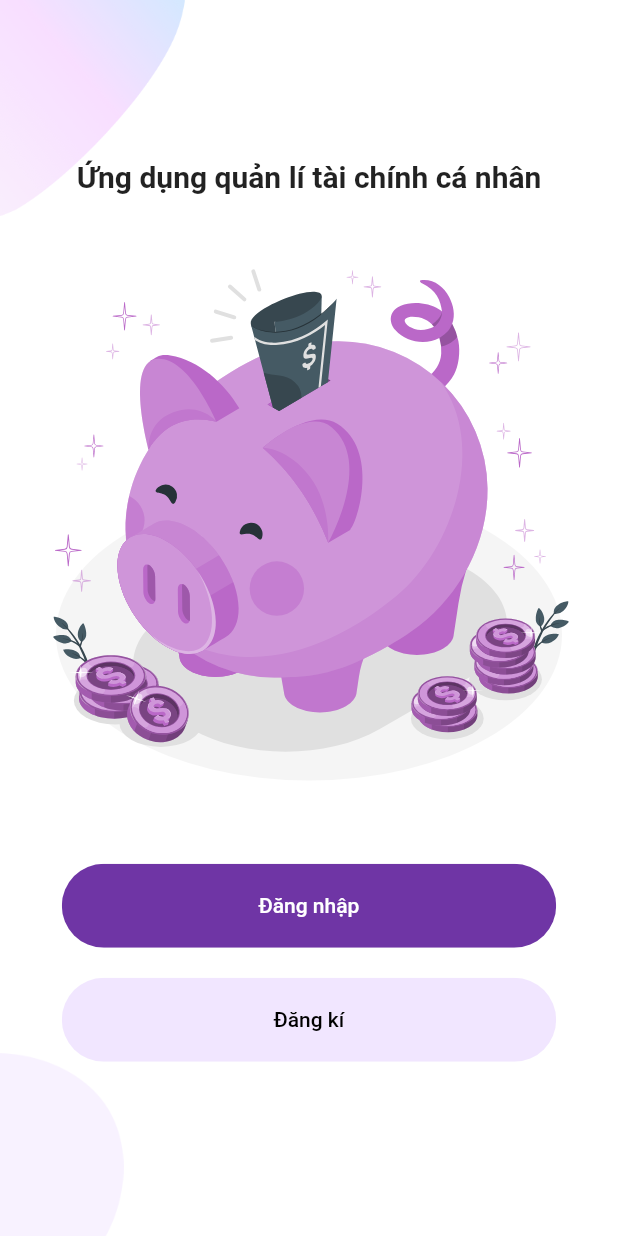
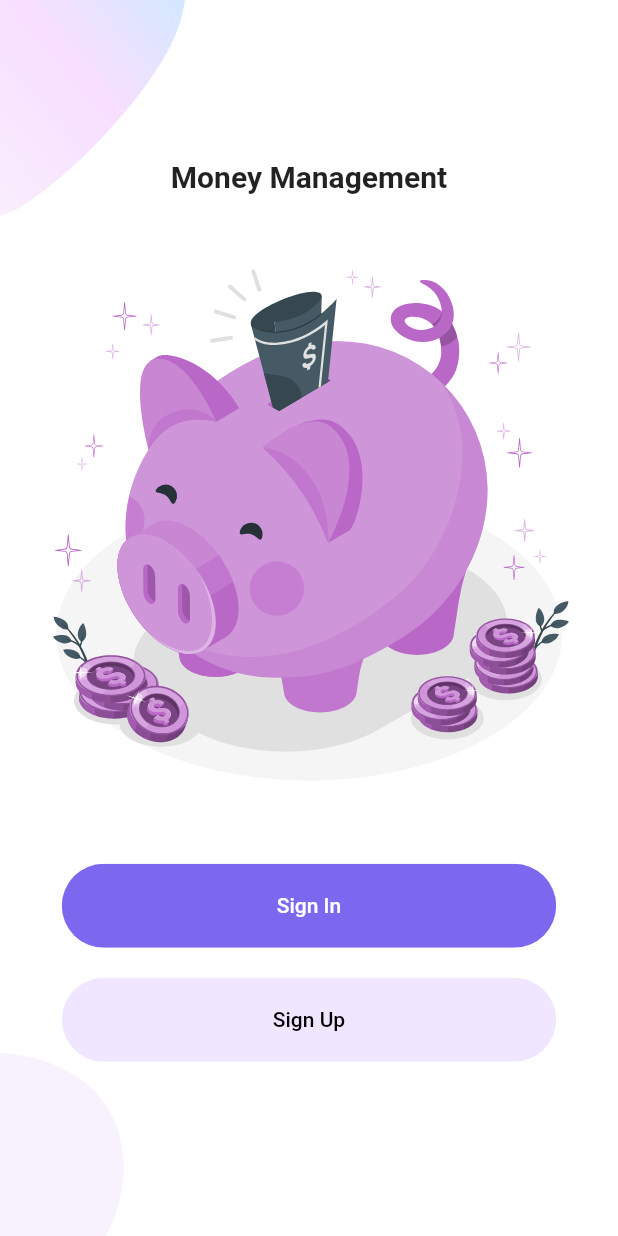
Before and after one commit to NoHuyen1820/qlct, a Flutter app: the screen it shows after launch, on a phone screen of 412 x 824 dp. Run offline on Flutter 3.47's test engine with Material 2 defaults, Android fonts, the light colour scheme and no system bars; our stand-ins replace adaptive_dialog, animated_bottom_navigation_bar, decimal, firebase_auth, firebase_core, fl_chart and 7 more; missing offline and left inert: big_decimal; accounts and stored records are empty.

Commit message:
Update text EN, add alert when click sign out

```diff
--- a/lib/components/already_have_an_account_check.dart
+++ b/lib/components/already_have_an_account_check.dart
@@ -16,14 +16,14 @@ class AlreadyHaveAnAccountCheck extends StatelessWidget {
       mainAxisAlignment: MainAxisAlignment.center,
       children: <Widget>[
         Text(
-          login ? "Không có tài khoản? " : "Đã có tài khoản? ",
-          style: TextStyle(color: kPrimaryColor),
+          login ? "Don't have an account? " : "Have an account? ",
+          style: const TextStyle(color: kPrimaryColor),
         ),
         GestureDetector(
           onTap: press,
           child: Text(
-            login ? " Đăng kí" : " Đăng nhập",
-            style: TextStyle(
+            login ? " Sign Up" : " Sign In",
+            style: const TextStyle(
               color: kPrimaryColor,
               fontWeight: FontWeight.bold,
             ),
--- a/lib/components/rounded_button.dart
+++ b/lib/components/rounded_button.dart
@@ -1,5 +1,5 @@
 import 'package:flutter/material.dart';
-import 'package:qlct/theme/constants.dart';
+import 'package:qlct/theme/colors.dart';
 
 class RoundedButton extends StatelessWidget {
   final String text;
@@ -9,8 +9,8 @@ class RoundedButton extends StatelessWidget {
     Key? key,
     this.text = "",
     this.press,
-    this.color = kPrimaryColor,
-    this.textColor = kPrimaryWhiteColor,
+    this.color = QLCTColors.mainPurpleColor,
+    this.textColor = QLCTColors.whiteColor,
   }) : super(key: key);
 
   @override
--- a/lib/screens/login/components/body.dart
+++ b/lib/screens/login/components/body.dart
@@ -38,7 +38,7 @@ class _LoginState extends State<Body> {
               key: _formKey,
               child: Column(children: <Widget>[
                 const Text(
-                  "Đăng nhập",
+                  "SIGN IN",
                   style: TextStyle(fontWeight: FontWeight.bold, fontSize: 35),
                 ),
                 SizedBox(height: size.height * 0.03),
@@ -49,17 +49,17 @@ class _LoginState extends State<Body> {
                 ),
                 RoundedPasswordField(
                   controller: passwordController,
-                  hintText: "Mật Khẩu",
+                  hintText: "Password",
                   onChange: (value) {},
                   validator: (value) {
                     if (value == null || value.isEmpty) {
-                      return "Vui lòng nhập mật khẩu";
+                      return "Please enter password!";
                     }
                     return null;
                   },
                 ),
                 RoundedButton(
-                  text: "Đăng nhập",
+                  text: "Sign In",
                   press: () async {
                     if (_formKey.currentState!.validate()) {
                       UserNew? user =
--- a/lib/screens/welcome/components/body.dart
+++ b/lib/screens/welcome/components/body.dart
@@ -18,7 +18,7 @@ class Body extends StatelessWidget {
           mainAxisAlignment: MainAxisAlignment.center,
           children: <Widget>[
             const Text(
-              "Ứng dụng quản lí tài chính cá nhân",
+              "Money Management",
               style: TextStyle(fontWeight: FontWeight.bold, fontSize: 20),
             ),
             SizedBox(
@@ -32,7 +32,7 @@ class Body extends StatelessWidget {
               height: size.height * 0.05,
             ),
             RoundedButton(
-              text: "Đăng nhập",
+              text: "Sign In",
               press: () {
                 Navigator.push(
                   context,
@@ -45,7 +45,7 @@ class Body extends StatelessWidget {
               },
             ),
             RoundedButton(
-              text: "Đăng kí",
+              text: "Sign Up",
               press: () {
                 Navigator.push(
                   context,
```
Also changed, not shown: lib/screens/finance/finance.dart (+5 -2 lines), lib/screens/profile/profile_screen.dart (+52 -5 lines), lib/screens/signup/components/body.dart (+20 -22 lines).
